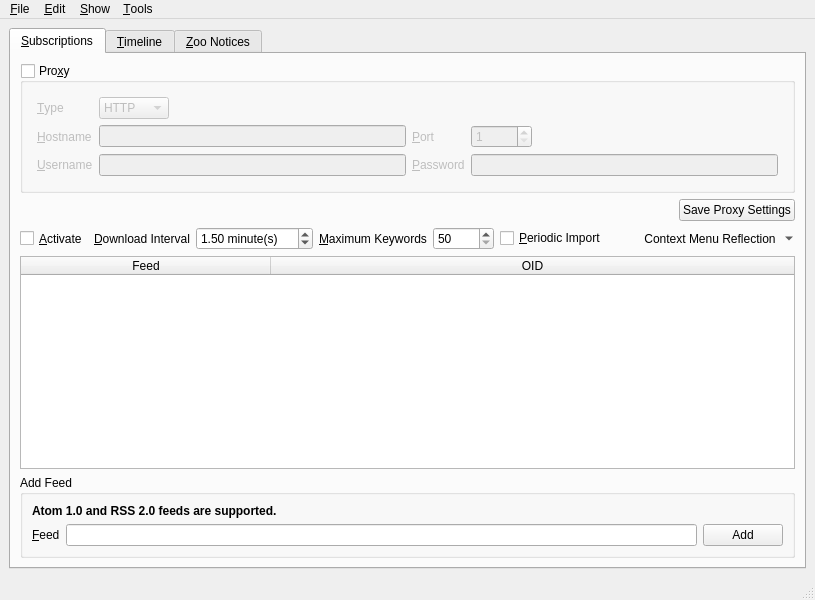
textbrowser/spot-on, file branches/trunk/GoldBug-UI/spot-on-rss.ui: the form before one commit.
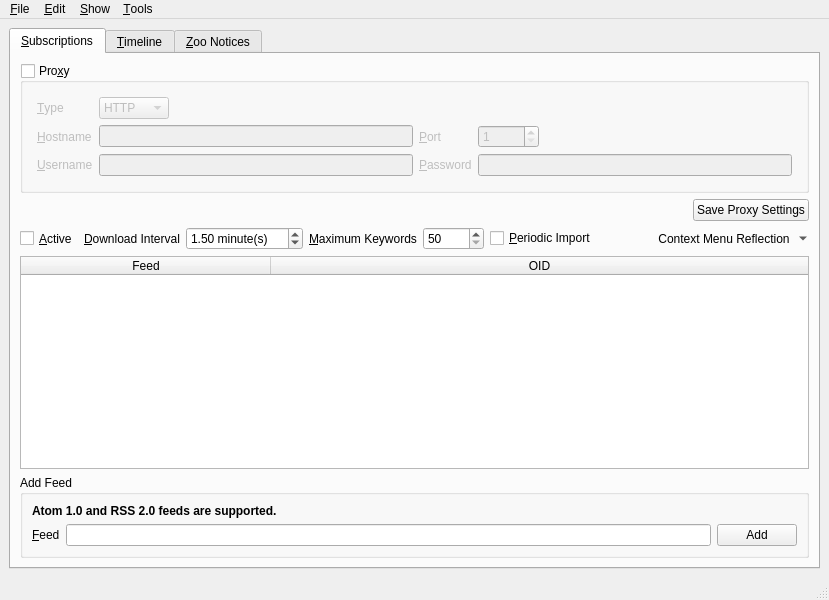
The form after the commit. Icons and pictures are not drawn. Custom widgets are drawn as their Qt base class.

Diff of the .ui file:
```diff
--- a/branches/trunk/GoldBug-UI/spot-on-rss.ui
+++ b/branches/trunk/GoldBug-UI/spot-on-rss.ui
@@ -6,7 +6,7 @@
    <rect>
     <x>0</x>
     <y>0</y>
-    <width>815</width>
+    <width>829</width>
     <height>600</height>
    </rect>
   </property>
@@ -232,7 +232,7 @@
              </sizepolicy>
             </property>
             <property name="text">
-             <string>&amp;Activate</string>
+             <string>&amp;Active</string>
             </property>
             <property name="checkable">
              <bool>true</bool>
@@ -628,7 +628,7 @@
     <rect>
      <x>0</x>
      <y>0</y>
-     <width>815</width>
+     <width>829</width>
      <height>31</height>
     </rect>
    </property>
```
Left out of the diff: 4 changed lines with no effect on the pictures.
